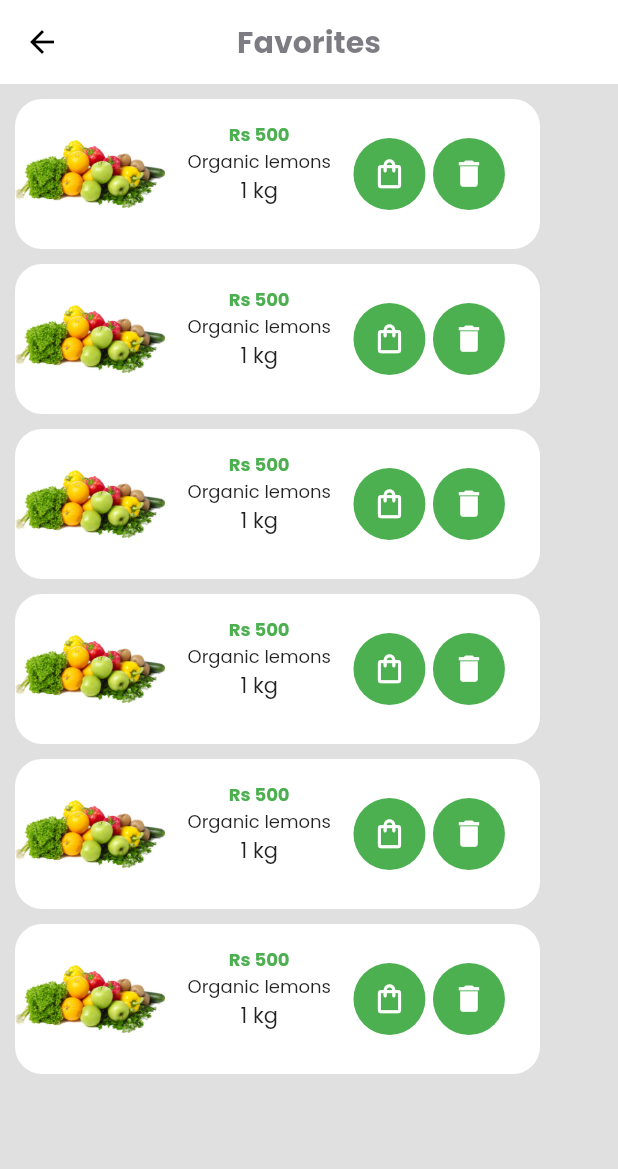
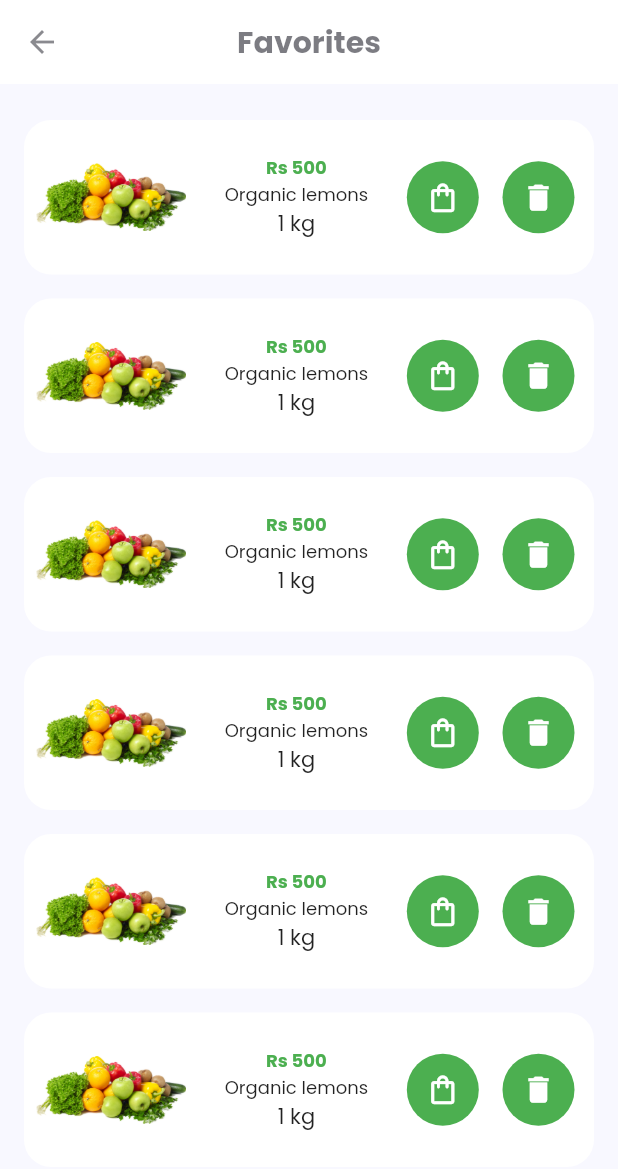
Before and after one commit to pranavo72bex/shoppingApp, a Flutter app: the FavoritesPage screen opened by its route, on a phone screen of 412 x 824 dp. Shown: the top 1169 px of the screen. Run offline on Flutter 3.47's test engine with Material 2 defaults, Android fonts, the phone set to English and light mode, and no system bars; our stand-ins replace auto_route, google_fonts.

Commit message:
favorige page refractor

```diff
--- a/lib/presentation/favorites/favorites.dart
+++ b/lib/presentation/favorites/favorites.dart
@@ -1,111 +1,31 @@
 import 'package:flutter/material.dart';
 import 'package:google_fonts/google_fonts.dart';
 import 'package:shoppingApp/presentation/common_widget/text_style.dart';
+import 'package:shoppingApp/presentation/favorites/widgets/favorite_list_item.dart';
 
 class FavoritesPage extends StatelessWidget {
   @override
   Widget build(BuildContext context) {
     return Scaffold(
-      backgroundColor: Colors.grey[300],
       appBar: AppBar(
-        leading: Icon(
-          Icons.arrow_back,
-          color: Colors.black,
-        ),
-        elevation: 0,
         title: Text(
           "Favorites",
           style: GoogleFonts.poppins(textStyle: Constants.appBarHeading),
         ),
-        centerTitle: true,
-        backgroundColor: Colors.white,
       ),
       body: SingleChildScrollView(
-        child: Padding(
-          padding: const EdgeInsets.only(
-              left: 10.0, right: 10.0, top: 10.0, bottom: 10.0),
-          child: Column(
-            children: [
-              customContainer(),
-              SizedBox(height: 10),
-              customContainer(),
-              SizedBox(height: 10),
-              customContainer(),
-              SizedBox(height: 10),
-              customContainer(),
-              SizedBox(height: 10),
-              customContainer(),
-              SizedBox(height: 10),
-              customContainer()
-            ],
-          ),
+        padding: EdgeInsets.all(16),
+        child: Column(
+          children: [
+            FavoriteListItem(),
+            FavoriteListItem(),
+            FavoriteListItem(),
+            FavoriteListItem(),
+            FavoriteListItem(),
+            FavoriteListItem()
+          ],
         ),
       ),
     );
   }
-
-  Widget customContainer() {
-    return Container(
-      width: 350,
-      height: 100,
-      decoration: BoxDecoration(
-          borderRadius: BorderRadius.circular(18.0), color: Colors.white),
-      child: Row(
-        children: [
-          Image.asset(
-            "assets/background.png",
-            width: 100,
-          ),
-          Padding(
-            padding: const EdgeInsets.all(15.0),
-            child: Column(
-              children: [
-                Text(
-                  "Rs 500",
-                  style: GoogleFonts.poppins(
-                      textStyle: TextStyle(
-                          fontSize: 12,
-                          fontWeight: FontWeight.bold,
-                          color: Colors.green)),
-                ),
-                Text(
-                  "Organic lemons",
-                  style:
-                      GoogleFonts.poppins(textStyle: TextStyle(fontSize: 12)),
-                ),
-                Text(
-                  "1 kg",
-                )
-              ],
-            ),
-          ),
-          Container(
-            decoration:
-                BoxDecoration(shape: BoxShape.circle, color: Colors.green),
-            child: IconButton(
-              onPressed: () {},
-              icon: Icon(
-                Icons.shopping_bag_outlined,
-                color: Colors.white,
-                size: 23,
-              ),
-            ),
-          ),
-          Container(
-            margin: EdgeInsets.all(5.0),
-            decoration:
-                BoxDecoration(shape: BoxShape.circle, color: Colors.green),
-            child: IconButton(
-              onPressed: () {},
-              icon: Icon(
-                Icons.delete,
-                color: Colors.white,
-                size: 23,
-              ),
-            ),
-          )
-        ],
-      ),
-    );
-  }
 }
--- /dev/null
+++ b/lib/presentation/favorites/widgets/favorite_list_item.dart
@@ -0,0 +1,72 @@
+import 'package:flutter/material.dart';
+
+class FavoriteListItem extends StatelessWidget {
+  const FavoriteListItem({
+    Key key,
+  }) : super(key: key);
+
+  @override
+  Widget build(BuildContext context) {
+    return Container(
+      padding: EdgeInsets.all(8),
+      margin: EdgeInsets.symmetric(vertical: 8),
+      decoration: BoxDecoration(
+          borderRadius: BorderRadius.circular(18.0), color: Colors.white),
+      child: Row(
+        mainAxisAlignment: MainAxisAlignment.spaceBetween,
+        children: [
+          Image.asset(
+            "assets/background.png",
+            width: 100,
+          ),
+          Padding(
+            padding: const EdgeInsets.all(15.0),
+            child: Column(
+              children: [
+                Text(
+                  "Rs 500",
+                  style: TextStyle(
+                      fontSize: 12,
+                      fontWeight: FontWeight.bold,
+                      color: Theme.of(context).accentColor),
+                ),
+                Text(
+                  "Organic lemons",
+                  style: TextStyle(fontSize: 12),
+                ),
+                Text(
+                  "1 kg",
+                )
+              ],
+            ),
+          ),
+          Container(
+            decoration:
+                BoxDecoration(shape: BoxShape.circle, color: Colors.green),
+            child: IconButton(
+              onPressed: () {},
+              icon: Icon(
+                Icons.shopping_bag_outlined,
+                color: Colors.white,
+                size: 23,
+              ),
+            ),
+          ),
+          Container(
+            margin: EdgeInsets.all(5.0),
+            decoration:
+                BoxDecoration(shape: BoxShape.circle, color: Colors.green),
+            child: IconButton(
+              onPressed: () {},
+              icon: Icon(
+                Icons.delete,
+                color: Colors.white,
+                size: 23,
+              ),
+            ),
+          )
+        ],
+      ),
+    );
+  }
+}
```
